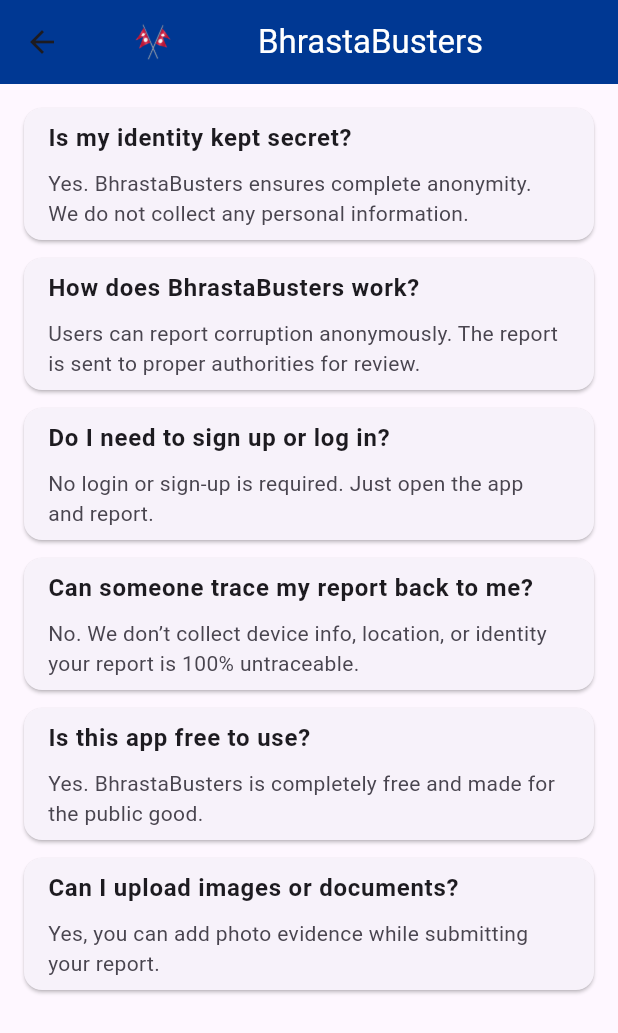
After one commit to theaayushdev/BhrastaBusters, a Flutter app: the screen it shows after launch, in the side drawer, after a tap on "FAQ", on a phone screen of 412 x 824 dp. The commit adds this screen. Shown: the top 1033 px of the screen. Run offline on Flutter 3.47's test engine with Material 3 defaults, Android fonts, the phone set to English and light mode, and no system bars.

Commit message:
FAQ added

```diff
--- /dev/null
+++ b/lib/screens/faq.dart
@@ -0,0 +1,60 @@
+import 'package:flutter/material.dart';
+import '../widget/topbar.dart';
+class FAQPage extends StatelessWidget {
+  const FAQPage({super.key});
+
+
+  final List<Map<String, String>> faqs = const [
+    {
+      'question': 'Is my identity kept secret?',
+      'answer': 'Yes. BhrastaBusters ensures complete anonymity. We do not collect any personal information.'
+    },
+    {
+      'question': 'How does BhrastaBusters work?',
+      'answer': 'Users can report corruption anonymously. The report is sent to proper authorities for review.'
+    },
+    {
+      'question': 'Do I need to sign up or log in?',
+      'answer': 'No login or sign-up is required. Just open the app and report.'
+    },
+    {
+      'question': 'Can someone trace my report back to me?',
+      'answer': 'No. We don’t collect device info, location, or identity  your report is 100% untraceable.'
+    },
+    {
+      'question': 'Is this app free to use?',
+      'answer': 'Yes. BhrastaBusters is completely free and made for the public good.'
+    },
+    {
+      'question': 'Can I upload images or documents?',
+      'answer': 'Yes, you can add photo evidence while submitting your report.'
+    },
+  ];
+
+  @override
+  Widget build(BuildContext context) {
+    return Scaffold(
+      appBar: CustomAppBar(),
+      body: ListView.builder(
+        padding: const EdgeInsets.all(16),
+        itemCount: faqs.length,
+        itemBuilder: (context, index) {
+          final faq = faqs[index];
+          return Card(
+            margin: const EdgeInsets.only(bottom: 12),
+            child: ListTile(
+              title: Text(
+                faq['question']!,
+                style: const TextStyle(fontWeight: FontWeight.bold),
+              ),
+              subtitle: Padding(
+                padding: const EdgeInsets.only(top: 8),
+                child: Text(faq['answer']!),
+              ),
+            ),
+          );
+        },
+      ),
+    );
+  }
+}
--- a/lib/screens/homescreen.dart
+++ b/lib/screens/homescreen.dart
@@ -1,8 +1,10 @@
 // homepage.dart
+//draw ma do for routing
 import 'dart:async';
 import 'package:bhrastabusters/screens/secondpage.dart';
 import 'package:flutter/material.dart';
 import '../screens/information.dart';
+import '../screens/faq.dart';
 
 class HomePage extends StatefulWidget {
   const HomePage({super.key});
@@ -91,7 +93,18 @@ class _HomePageState extends State<HomePage> {
                 );
               },
             ),
-            // Add more ListTiles if needed
+               ListTile(
+              leading: const Icon(Icons.info, color: Color(0xFF003893)),
+              title: const Text('FAQ'),
+              onTap: () {
+                Navigator.pop(context);
+                Navigator.push(
+                  context,
+                  MaterialPageRoute(builder: (context) => FAQPage()),
+                );
+              },
+            ),
+
           ],
         ),
       ),
```
